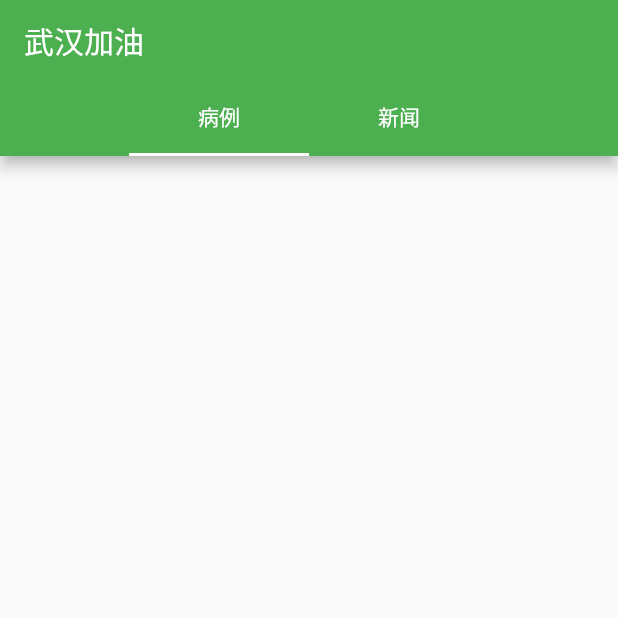
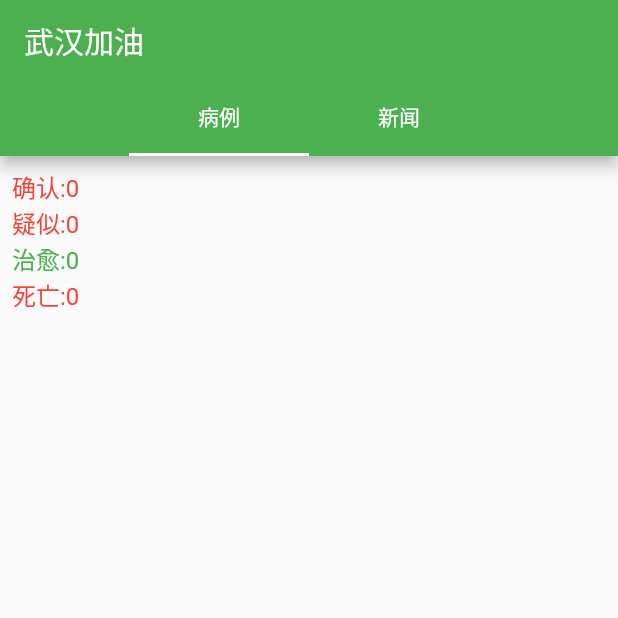
Before and after one commit to archko/wuhan2020_flutter_app, a Flutter app: the screen it shows after launch, on a phone screen of 412 x 824 dp, the top half of it. Run offline on Flutter 3.47's test engine with Material 2 defaults, Android fonts, the phone set to English and light mode, and no system bars; drawn by our look-alikes of pull_to_refresh; our stand-ins replace dio.

Commit message:
fix api fix refresh add total count

```diff
--- a/lib/model/news_provider.dart
+++ b/lib/model/news_provider.dart
@@ -27,7 +27,7 @@ class NewsProvider with ChangeNotifier {
     print("refresh:$viewModel,$refreshController");
     int startPage = 1;
     NewsResponse _response = await viewModel.loadData(startPage);
-    if (_response.data != null) {
+    if (null != _response && _response.data != null) {
       viewModel.setPage(startPage);
       if (_response.data.list.length > 0) {
         data = _response.data.list;
--- a/lib/model/news_view_model.dart
+++ b/lib/model/news_view_model.dart
@@ -28,7 +28,7 @@ class NewsViewModel extends BaseListViewModel<NewsResponse> {
 
   Future<NewsResponse> loadData(int pn) async {
     pn ??= 1;
-    String url = 'http://ncov.news.dragon-yuan.me/api/news/query?search=&page=$pn';
+    String url = 'http://ncov.news.dragon-yuan.me/api/news?search=&page=$pn';
     try {
       HttpResponse httpResponse = await HttpClient.instance.get(url);
       String result = httpResponse.data;
--- a/lib/model/sickness_provider.dart
+++ b/lib/model/sickness_provider.dart
@@ -7,6 +7,10 @@ class SicknessProvider with ChangeNotifier {
   SicknessViewModel viewModel;
   RefreshController refreshController;
   SicknessResponse _response;
+  int confirmedCount = 0;
+  int suspectedCount = 0;
+  int curedCount = 0;
+  int deadCount = 0;
 
   SicknessProvider({this.viewModel, this.refreshController}) {
     //refresh();
@@ -26,10 +30,24 @@ class SicknessProvider with ChangeNotifier {
                 : _response.data.getAreaStat.length));
   }
 
+  int caculateCount() {
+    confirmedCount = 0;
+    suspectedCount = 0;
+    curedCount = 0;
+    deadCount = 0;
+    for (var item in _response.data.getAreaStat) {
+      confirmedCount += item.confirmedCount;
+      suspectedCount += item.suspectedCount;
+      curedCount += item.curedCount;
+      deadCount += item.deadCount;
+    }
+  }
+
   Future refresh() async {
     print("refresh:$viewModel,$refreshController");
     _response = await viewModel.loadData(0);
     if (_response.data != null && _response.data.getAreaStat.length > 0) {
+      caculateCount();
       refreshController?.refreshCompleted();
     } else {
       refreshController?.loadNoData();
--- a/lib/page/sickness/sickness_page.dart
+++ b/lib/page/sickness/sickness_page.dart
@@ -55,7 +55,6 @@ class _SicknessPageState extends State<SicknessPage>
           viewModel: viewModel, refreshController: refreshController),
       onModelInitial: (m) {
         refreshController.requestRefresh();
-        m.refresh();
       },
       builder: (context, model, childWidget) {
         return Container(
@@ -70,16 +69,58 @@ class _SicknessPageState extends State<SicknessPage>
             footer: ClassicFooter(
               loadStyle: LoadStyle.HideAlways,
             ),
-            child: GridView.builder(
-              primary: false,
-              gridDelegate: SliverGridDelegateWithFixedCrossAxisCount(
-                  crossAxisCount: 2,
-                  crossAxisSpacing: 4,
-                  mainAxisSpacing: 4,
-                  childAspectRatio: 1),
-              itemCount: model.getProvinceCount(),
-              itemBuilder: (BuildContext context, int index) =>
-                  _renderItem(context, index, model.getProvinceStats()),
+            //child: GridView.builder(
+            //  primary: false,
+            //  gridDelegate: SliverGridDelegateWithFixedCrossAxisCount(
+            //      crossAxisCount: 2,
+            //      crossAxisSpacing: 4,
+            //      mainAxisSpacing: 4,
+            //      childAspectRatio: 1),
+            //  itemCount: model.getProvinceCount(),
+            //  itemBuilder: (BuildContext context, int index) =>
+            //      _renderItem(context, index, model.getProvinceStats()),
+            //),
+            child: CustomScrollView(
+              slivers: <Widget>[
+                SliverToBoxAdapter(
+                  child: Container(
+                    margin: const EdgeInsets.only(
+                        left: 4.0, top: 4.0, right: 4.0, bottom: 8.0),
+                    child: Column(
+                      crossAxisAlignment: CrossAxisAlignment.start,
+                      children: <Widget>[
+                        Text('确认:${model.confirmedCount}',
+                            style:
+                                TextStyle(fontSize: 16.0, color: Colors.red)),
+                        Text('疑似:${model.suspectedCount}',
+                            style:
+                                TextStyle(fontSize: 16.0, color: Colors.red)),
+                        Text('治愈:${model.curedCount}',
+                            style:
+                                TextStyle(fontSize: 16.0, color: Colors.green)),
+                        Text('死亡:${model.deadCount}',
+                            style:
+                                TextStyle(fontSize: 16.0, color: Colors.red)),
+                      ],
+                    ),
+                  ),
+                ),
+                SliverGrid(
+                  gridDelegate: SliverGridDelegateWithFixedCrossAxisCount(
+                    crossAxisCount: 2,
+                    crossAxisSpacing: 4,
+                    mainAxisSpacing: 4,
+                    childAspectRatio: 1,
+                  ),
+                  delegate: SliverChildBuilderDelegate(
+                    (BuildContext context, int index) {
+                      return _renderItem(
+                          context, index, model.getProvinceStats());
+                    },
+                    childCount: model.getProvinceCount(),
+                  ),
+                ),
+              ],
             ),
           ),
         );
```
Also changed, not shown: lib/page/news/news_page.dart (+0 -13 lines).
